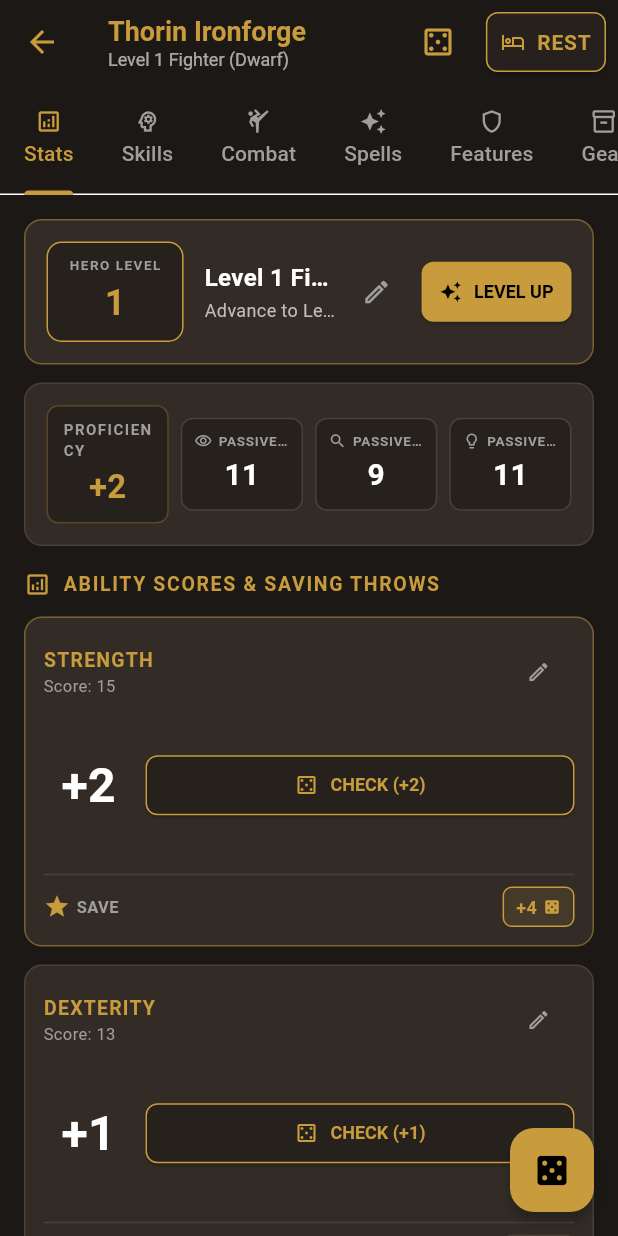
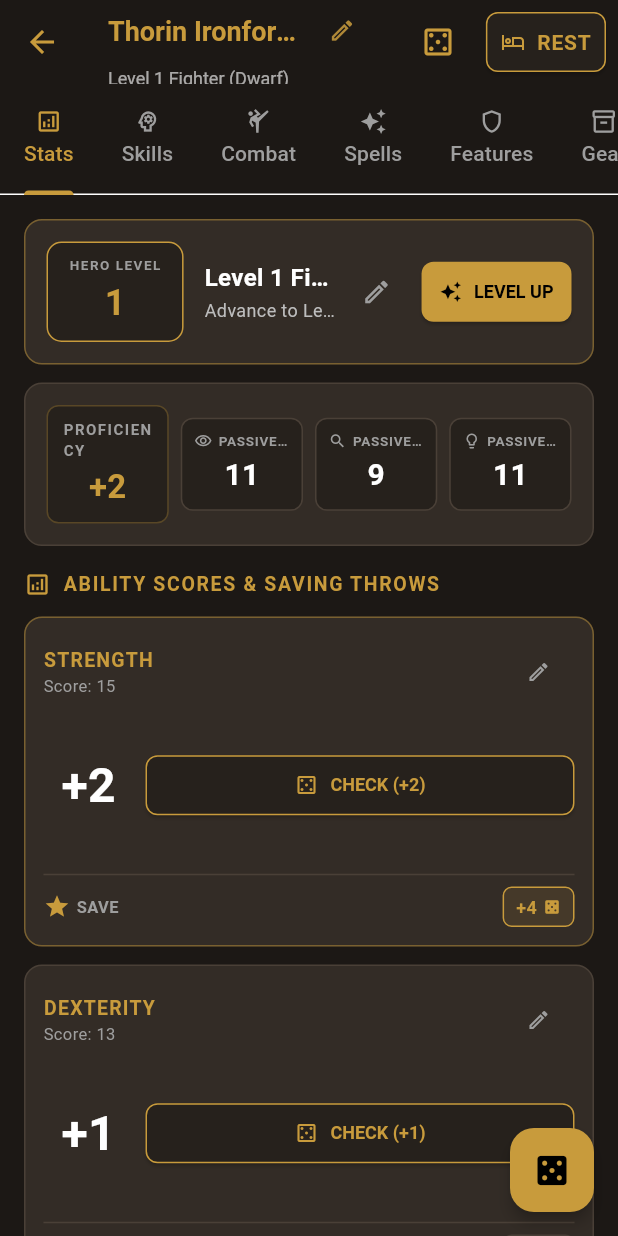
Before and after one commit to robbtolli/scriviner, a Flutter app: the screen it shows after launch, after a tap on "LOAD SAMPLE HEROES", after a tap on "RESUME SESSION", on a phone screen of 412 x 824 dp. Run offline on Flutter 3.47's test engine with Material 3 defaults, Android fonts, the phone set to English and light mode, and no system bars; our stand-ins replace drift, drift_flutter, flutter_riverpod; missing offline and left inert: expressions; accounts and stored records are empty; generated files the repository leaves out were written again.

Commit message:
feat(character_sheet): add inline character name editing with confirm and cancel buttons
- Add pencil edit icon button next to character name in AppBar.
- When editing, hide pencil button and show TextField with check button to confirm and X button to cancel.
- Update character name in CharacterSheetNotifier, Drift SQLite database, and invalidate combatSessionProvider.
- Add test in character_sheet_screen_test.dart verifying inline editing, cancel reversion, and save persistence.
- Handle Natural 20 revive case in combat_dashboard_test.dart to ensure deterministic execution.

```diff
--- a/lib/features/character_sheet/presentation/character_sheet_screen.dart
+++ b/lib/features/character_sheet/presentation/character_sheet_screen.dart
@@ -30,6 +30,54 @@ class CharacterSheetScreen extends ConsumerStatefulWidget {
 }
 
 class _CharacterSheetScreenState extends ConsumerState<CharacterSheetScreen> {
+  bool _isEditingName = false;
+  late final TextEditingController _nameController;
+  final FocusNode _nameFocusNode = FocusNode();
+
+  @override
+  void initState() {
+    super.initState();
+    _nameController = TextEditingController();
+  }
+
+  @override
+  void dispose() {
+    _nameController.dispose();
+    _nameFocusNode.dispose();
+    super.dispose();
+  }
+
+  void _startEditingName(String currentName) {
+    setState(() {
+      _nameController.text = currentName;
+      _isEditingName = true;
+    });
+    _nameFocusNode.requestFocus();
+  }
+
+  void _saveName(String newName, CharacterSheetNotifier notifier) {
+    final trimmed = newName.trim();
+    if (trimmed.isNotEmpty) {
+      notifier.updateName(trimmed);
+      ScaffoldMessenger.of(context).showSnackBar(
+        SnackBar(
+          content: Text('Character name updated to "$trimmed"!'),
+          backgroundColor: Colors.green.shade700,
+          duration: const Duration(seconds: 2),
+        ),
+      );
+    }
+    setState(() {
+      _isEditingName = false;
+    });
+  }
+
+  void _cancelEditingName() {
+    setState(() {
+      _isEditingName = false;
+    });
+  }
+
   void _showRestDialog(CombatSessionState combatState, CombatSessionNotifier combatNotifier) {
     showDialog(
       context: context,
@@ -63,14 +111,86 @@ class _CharacterSheetScreenState extends ConsumerState<CharacterSheetScreen> {
         appBar: AppBar(
           title: Column(
             crossAxisAlignment: CrossAxisAlignment.start,
+            mainAxisSize: MainAxisSize.min,
             children: [
-              Text(
+              if (!_isEditingName)
+                Row(
+                  mainAxisSize: MainAxisSize.min,
+                  children: [
+                    Flexible(
+                      child: Text(
                         sheetState.name,
                         style: const TextStyle(
                           fontWeight: FontWeight.bold,
                           fontSize: 18,
                           color: AppTheme.primaryGold,
                         ),
+                        overflow: TextOverflow.ellipsis,
+                      ),
+                    ),
+                    const SizedBox(width: 4),
+                    IconButton(
+                      icon: const Icon(Icons.edit_outlined, size: 18),
+                      tooltip: 'Edit character name',
+                      color: AppTheme.primaryGold.withAlpha(220),
+                      padding: EdgeInsets.zero,
+                      constraints: const BoxConstraints(minWidth: 28, minHeight: 28),
+                      onPressed: () => _startEditingName(sheetState.name),
+                    ),
+                  ],
+                )
+              else
+                Row(
+                  mainAxisSize: MainAxisSize.min,
+                  children: [
+                    Flexible(
+                      child: SizedBox(
+                        height: 36,
+                        child: TextField(
+                          controller: _nameController,
+                          focusNode: _nameFocusNode,
+                          style: const TextStyle(
+                            fontWeight: FontWeight.bold,
+                            fontSize: 16,
+                            color: AppTheme.primaryGold,
+                          ),
+                          cursorColor: AppTheme.primaryGold,
+                          decoration: InputDecoration(
+                            isDense: true,
+                            contentPadding: const EdgeInsets.symmetric(horizontal: 8, vertical: 8),
+                            filled: true,
+                            fillColor: AppTheme.surfaceDark,
+                            border: OutlineInputBorder(
+                              borderRadius: BorderRadius.circular(6),
+                              borderSide: const BorderSide(color: AppTheme.primaryGold),
+                            ),
+                            focusedBorder: OutlineInputBorder(
+                              borderRadius: BorderRadius.circular(6),
+                              borderSide: const BorderSide(color: AppTheme.primaryGold, width: 1.5),
+                            ),
+                          ),
+                          onSubmitted: (val) => _saveName(val, sheetNotifier),
+                        ),
+                      ),
+                    ),
+                    const SizedBox(width: 4),
+                    IconButton(
+                      icon: const Icon(Icons.check, size: 20),
+                      tooltip: 'Confirm new name',
+                      color: Colors.greenAccent,
+                      padding: EdgeInsets.zero,
+                      constraints: const BoxConstraints(minWidth: 28, minHeight: 28),
+                      onPressed: () => _saveName(_nameController.text, sheetNotifier),
+                    ),
+                    IconButton(
+                      icon: const Icon(Icons.close, size: 20),
+                      tooltip: 'Cancel edit',
+                      color: Colors.redAccent,
+                      padding: EdgeInsets.zero,
+                      constraints: const BoxConstraints(minWidth: 28, minHeight: 28),
+                      onPressed: _cancelEditingName,
+                    ),
+                  ],
                 ),
               Text(
                 'Level ${sheetState.level} ${sheetState.className} (${sheetState.raceName})',
```
Also changed, not shown: lib/features/character_sheet/providers/character_sheet_provider.dart (+25 -0 lines), 2 other files. Lines whose indentation alone changed are shown as unchanged.
